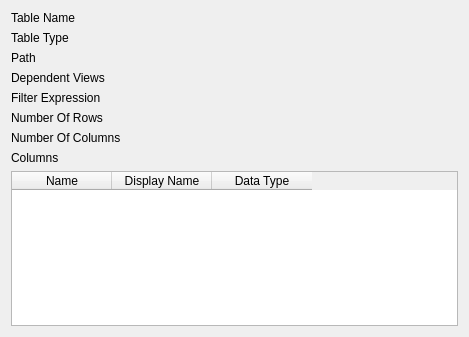
First picture: the form in src/TableInfoDialog.ui, repository keshav-sahu7/TableKM, before the edit.
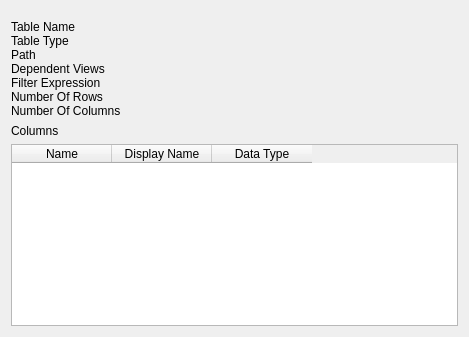
Second picture: the form after the edit. Icons and pictures are not drawn.

Commit message: fix: added borders in table info dialog.

```diff
--- a/src/TableInfoDialog.ui
+++ b/src/TableInfoDialog.ui
@@ -20,6 +20,12 @@
   <layout class="QVBoxLayout" name="verticalLayout">
    <item>
     <layout class="QGridLayout" name="_ignore_grid_layout">
+     <property name="topMargin">
+      <number>9</number>
+     </property>
+     <property name="spacing">
+      <number>0</number>
+     </property>
      <item row="1" column="1">
       <widget class="QLabel" name="lb_type">
        <property name="text">
@@ -30,7 +36,7 @@
      <item row="5" column="0">
       <widget class="QLabel" name="_ignore_label_4">
        <property name="sizePolicy">
-        <sizepolicy hsizetype="Maximum" vsizetype="Preferred">
+        <sizepolicy hsizetype="Preferred" vsizetype="Preferred">
          <horstretch>0</horstretch>
          <verstretch>0</verstretch>
         </sizepolicy>
@@ -64,7 +70,7 @@
      <item row="3" column="0">
       <widget class="QLabel" name="_ignore_label_3">
        <property name="sizePolicy">
-        <sizepolicy hsizetype="Maximum" vsizetype="Preferred">
+        <sizepolicy hsizetype="Preferred" vsizetype="Preferred">
          <horstretch>0</horstretch>
          <verstretch>0</verstretch>
         </sizepolicy>
@@ -77,7 +83,7 @@
      <item row="1" column="0">
       <widget class="QLabel" name="_ignore_label_2">
        <property name="sizePolicy">
-        <sizepolicy hsizetype="Maximum" vsizetype="Preferred">
+        <sizepolicy hsizetype="Preferred" vsizetype="Preferred">
          <horstretch>0</horstretch>
          <verstretch>0</verstretch>
         </sizepolicy>
@@ -103,6 +109,12 @@
      </item>
      <item row="2" column="0">
       <widget class="QLabel" name="_ignore_label_7">
+       <property name="sizePolicy">
+        <sizepolicy hsizetype="Preferred" vsizetype="Preferred">
+         <horstretch>0</horstretch>
+         <verstretch>0</verstretch>
+        </sizepolicy>
+       </property>
        <property name="text">
         <string>Path</string>
        </property>
@@ -111,7 +123,7 @@
      <item row="6" column="0">
       <widget class="QLabel" name="_ignore_label_5">
        <property name="sizePolicy">
-        <sizepolicy hsizetype="Maximum" vsizetype="Preferred">
+        <sizepolicy hsizetype="Preferred" vsizetype="Preferred">
          <horstretch>0</horstretch>
          <verstretch>0</verstretch>
         </sizepolicy>
@@ -131,7 +143,7 @@
      <item row="0" column="0">
       <widget class="QLabel" name="_ignore_label">
        <property name="sizePolicy">
-        <sizepolicy hsizetype="Maximum" vsizetype="Preferred">
+        <sizepolicy hsizetype="Preferred" vsizetype="Preferred">
          <horstretch>0</horstretch>
          <verstretch>0</verstretch>
         </sizepolicy>
```
Left out of the diff: 75 changed lines with no effect on the pictures.
